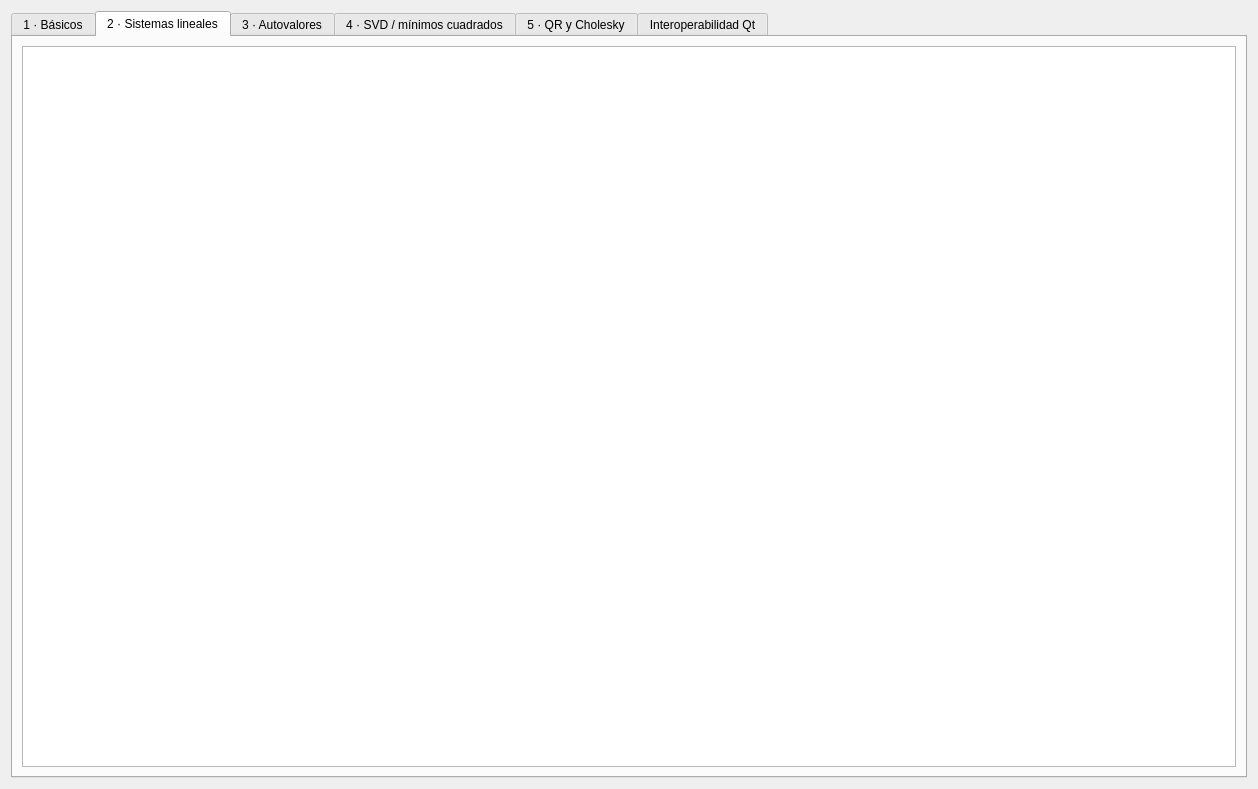
Old version of the form src/testeigenview.ui in the repository federicomartinlara1976/testeigen.
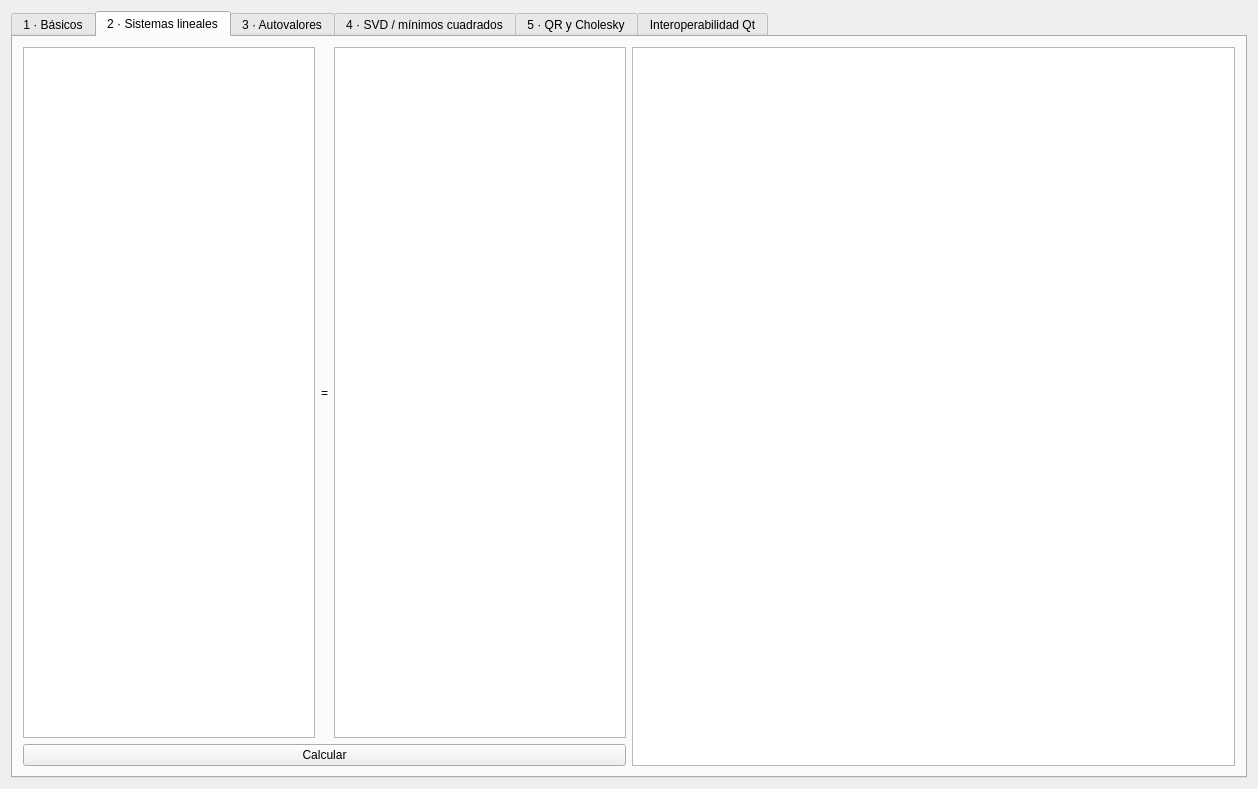
New version of the form. The open tabs and pages were chosen to show the change. Icons and pictures are not drawn.

Patch:
```diff
--- a/src/testeigenview.ui
+++ b/src/testeigenview.ui
@@ -50,6 +50,58 @@
        <string>2 · Sistemas lineales</string>
       </attribute>
       <layout class="QHBoxLayout" name="horizontalLayout_2">
+       <property name="leftMargin">
+        <number>10</number>
+       </property>
+       <property name="topMargin">
+        <number>10</number>
+       </property>
+       <property name="rightMargin">
+        <number>10</number>
+       </property>
+       <property name="bottomMargin">
+        <number>10</number>
+       </property>
+       <item>
+        <layout class="QVBoxLayout" name="verticalLayout_2">
+         <property name="leftMargin">
+          <number>0</number>
+         </property>
+         <property name="topMargin">
+          <number>0</number>
+         </property>
+         <property name="rightMargin">
+          <number>0</number>
+         </property>
+         <property name="bottomMargin">
+          <number>0</number>
+         </property>
+         <item>
+          <layout class="QHBoxLayout" name="horizontalLayout_7">
+           <item>
+            <widget class="QTableWidget" name="tableWidget_A"/>
+           </item>
+           <item>
+            <widget class="QLabel" name="label">
+             <property name="text">
+              <string>=</string>
+             </property>
+            </widget>
+           </item>
+           <item>
+            <widget class="QTableWidget" name="tableWidget_b"/>
+           </item>
+          </layout>
+         </item>
+         <item>
+          <widget class="QPushButton" name="btnCalcular">
+           <property name="text">
+            <string>Calcular</string>
+           </property>
+          </widget>
+         </item>
+        </layout>
+       </item>
        <item>
         <widget class="QTextEdit" name="textEdit_2">
          <property name="readOnly">
```
